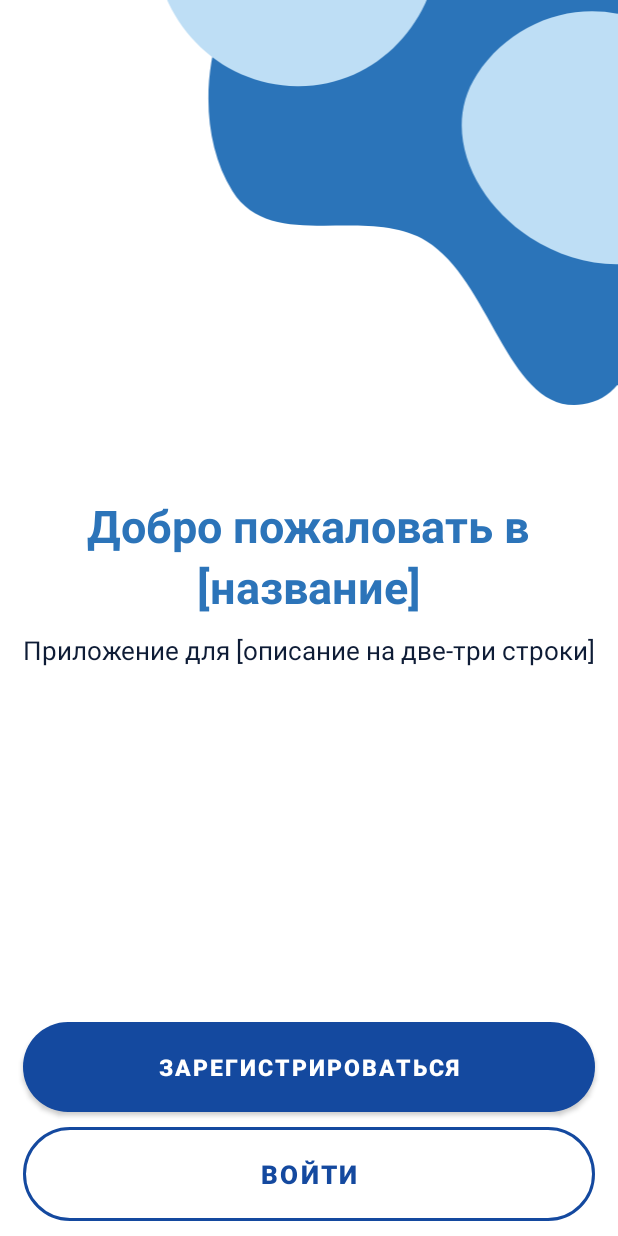
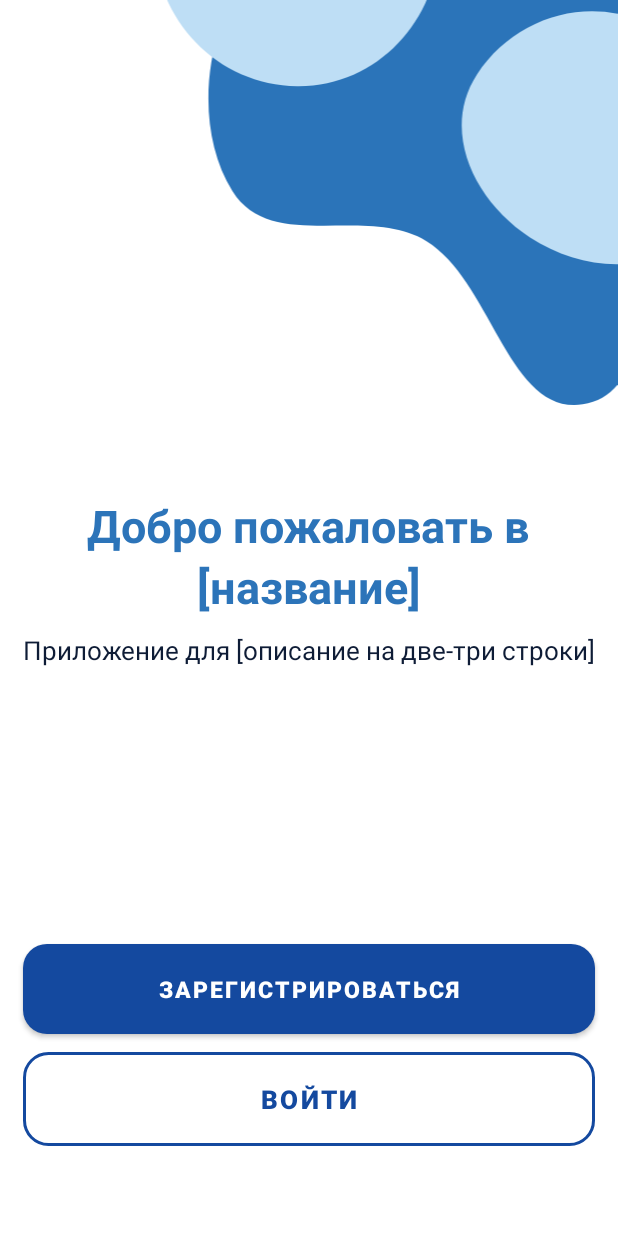
Before and after one commit to Ru7tam/Electron, an Android app: the MainActivity screen opened directly, with no data from a screen before it, on a phone screen of 412 x 824 dp. Run offline under Robolectric (Android 15) with nearby library versions, the phone set to English and light mode, and no system bars.

Commit message:
Fixed all buttons and fun errorOccuredInEmail

```diff
--- a/app/src/main/java/com/example/house_analysis/SignInActivity.kt
+++ b/app/src/main/java/com/example/house_analysis/SignInActivity.kt
@@ -1,11 +1,10 @@
 package com.example.house_analysis
 
 import android.content.Intent
-import androidx.appcompat.app.AppCompatActivity
 import android.os.Bundle
 import androidx.core.widget.addTextChangedListener
 import androidx.core.widget.doOnTextChanged
-import com.example.house_analysis.databinding.ActivityMainBinding
+import androidx.appcompat.app.AppCompatActivity
 import com.example.house_analysis.databinding.ActivitySignInBinding
 import com.google.android.material.textfield.TextInputLayout
 
@@ -29,7 +28,25 @@ class SignInActivity : AppCompatActivity() {
         }
     }
 
+
     fun errorOccuredInEmail(editTextMail : TextInputLayout){
+        editTextMail.editText?.doOnTextChanged { inputText, _, _, _ ->
+            // Respond to input text change
+            if (inputText != null && inputText.isNotEmpty()) {
+                if ("@" !in inputText){
+                    editTextMail.error = "Неверный формат почты"
+                }
+                else if ("@" in inputText){
+                    editTextMail.isErrorEnabled = false
+                }
+            }
+            else {
+                editTextMail.isErrorEnabled = false
+            }
+        }
+    }
+
+/*    fun errorOccuredInEmail(editTextMail : TextInputLayout){
         editTextMail.editText?.doOnTextChanged { inputText, _, _, _ ->
             // Respond to input text change
             if (inputText != null) {
@@ -43,9 +60,7 @@ class SignInActivity : AppCompatActivity() {
             else {
                 editTextMail.isErrorEnabled = false
             }
-
-
         }
-    }
+    }*/
 
 }
--- a/app/src/main/res/drawable/button_sign_in.xml
+++ b/app/src/main/res/drawable/button_sign_in.xml
@@ -2,7 +2,7 @@
 
 <shape xmlns:android="http://schemas.android.com/apk/res/android"
     android:shape="rectangle">
-    <corners android:radius="50dp"/>
+    <corners android:radius="16dp"/>
     <solid android:color="@color/transparent"/>
     <stroke android:color="@color/main_color"
         android:width="2dp"/>
--- a/app/src/main/res/drawable/button_sign_up.xml
+++ b/app/src/main/res/drawable/button_sign_up.xml
@@ -2,6 +2,6 @@
 
 <shape xmlns:android="http://schemas.android.com/apk/res/android"
     android:shape="rectangle">
-    <corners android:radius="30dp"/>
+    <corners android:radius="16dp"/>
     <solid android:color="@color/main_color"/>
 </shape>
--- a/app/src/main/res/layout/activity_main.xml
+++ b/app/src/main/res/layout/activity_main.xml
@@ -20,7 +20,7 @@
         app:layout_constraintStart_toStartOf="parent"
         app:layout_constraintTop_toTopOf="parent"
         app:layout_constraintVertical_bias="0.421" />
-
+`
     <TextView
         android:id="@+id/textName"
         android:layout_width="wrap_content"
@@ -35,7 +35,7 @@
 
     <TextView
         android:paddingTop="10dp"
-        android:id="@+id/description"
+        android:id="@+id/descriptionCompany"
         android:layout_width="wrap_content"
         android:layout_height="wrap_content"
         android:text="@string/companyDescription"
@@ -50,33 +50,34 @@
         style="@style/buttonSignUp"
         android:layout_width="match_parent"
         android:layout_height="wrap_content"
-        android:layout_marginTop="232dp"
+        android:layout_marginBottom="12dp"
         android:backgroundTint="@color/main_color"
         android:padding="13dp"
         android:text="@string/signUp"
         android:textSize="15sp"
         android:textStyle="bold"
+        app:layout_constraintBottom_toTopOf="@id/buttonSignIn"
         app:layout_constraintEnd_toEndOf="parent"
-        app:layout_constraintHorizontal_bias="0.566"
-        app:layout_constraintStart_toStartOf="parent"
-        app:layout_constraintBottom_toTopOf="@id/buttonSignIn">
+        app:layout_constraintStart_toStartOf="parent">
+
     </Button>
 
     <Button
         android:id="@+id/buttonSignIn"
+        style="@style/buttonSignIn"
         android:layout_width="match_parent"
         android:layout_height="wrap_content"
-        android:layout_marginTop="12dp"
+        android:layout_marginBottom="60dp"
         android:padding="13dp"
         android:text="@string/signIn"
-        android:textStyle="bold"
         android:textColor="@color/main_color"
         android:textSize="17sp"
-        app:layout_constraintHorizontal_bias="0.473"
-        app:layout_constraintStart_toStartOf="parent"
+        android:textStyle="bold"
+        app:layout_constraintBottom_toBottomOf="parent"
         app:layout_constraintEnd_toEndOf="parent"
-        app:layout_constraintBottom_toBottomOf="parent"
-        style="@style/buttonSignIn">
+        app:layout_constraintHorizontal_bias="0.433"
+        app:layout_constraintStart_toStartOf="parent">
+
     </Button>
 
     <ImageView
--- a/app/src/main/res/layout/activity_sign_in.xml
+++ b/app/src/main/res/layout/activity_sign_in.xml
@@ -106,6 +106,7 @@
         android:layout_width="match_parent"
         android:layout_height="wrap_content"
         android:layout_marginTop="40dp"
+        android:padding="13dp"
         android:backgroundTint="@color/main_color"
         android:text="@string/signIn"
         android:textSize="15sp"
```
